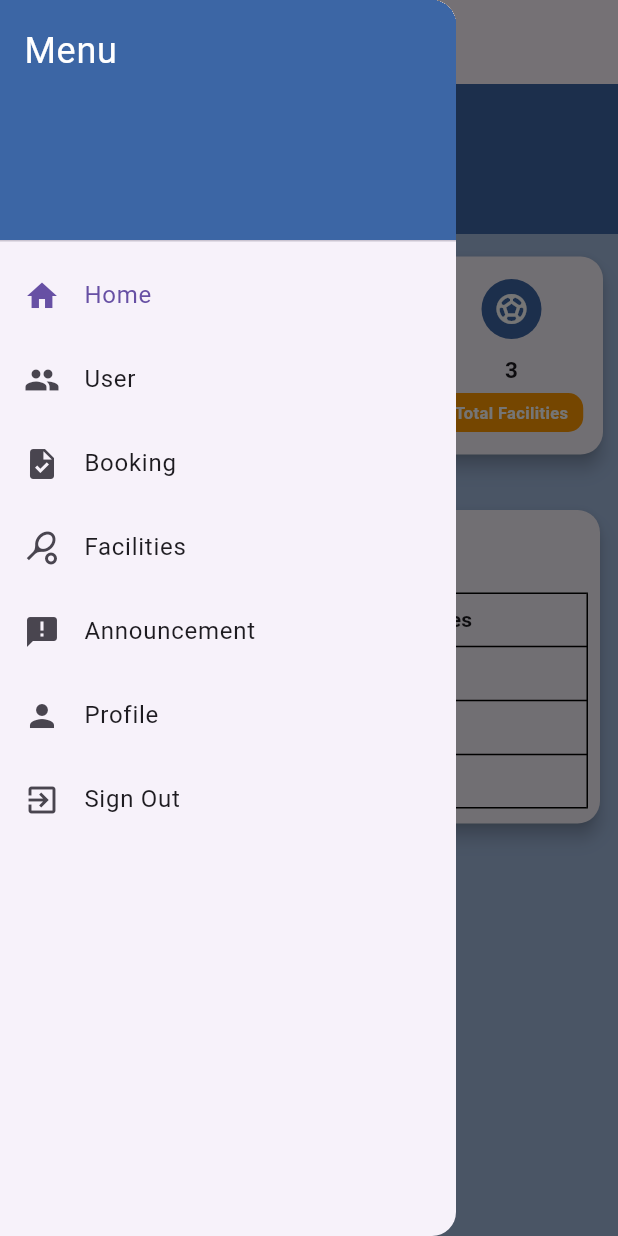
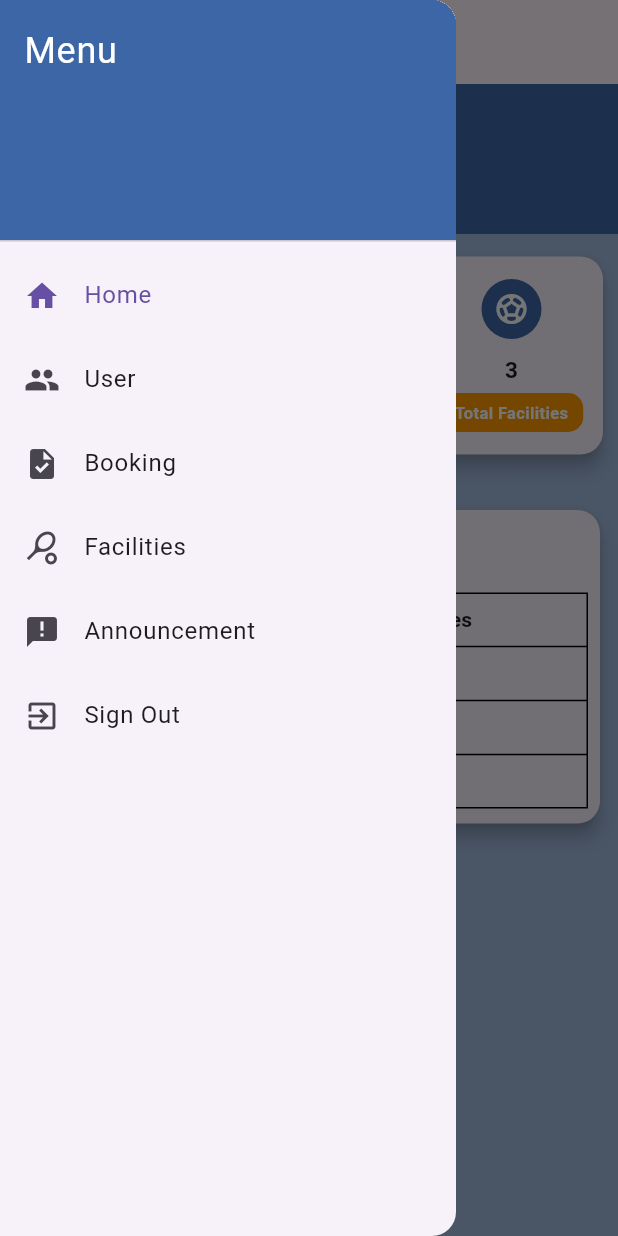
Before and after one commit to nuramirahathirahnazli/ByteBurst, a Flutter app: the screen it shows after launch, with the side drawer open, on a phone screen of 412 x 824 dp. Run offline on Flutter 3.47's test engine with Material 3 defaults, Android fonts, the phone set to English and light mode, and no system bars; our stand-ins replace cloud_firestore, firebase_auth, firebase_core, table_calendar; missing offline and left inert: flutter_stripe; accounts and stored records are empty.

Commit message:
Delete for profile page at admin side

```diff
--- a/utmfit/lib/src/common_widgets/sidebar.dart
+++ b/utmfit/lib/src/common_widgets/sidebar.dart
@@ -90,15 +90,6 @@ Future<void> _signOut(BuildContext context) async {
             },
           ),
           ListTile(
-            leading: Icon(Icons.person),
-            title: Text('Profile'),
-            selected: selectedIndex == 5,
-            onTap: () {
-              onItemTapped(5);
-              // Navigator.pushReplacement(context, MaterialPageRoute(builder: (context) => ProfileUser()));
-            },
-          ),
-          ListTile(
             leading: Icon(Icons.exit_to_app),
             title: Text('Sign Out'),
             selected: false,
```
